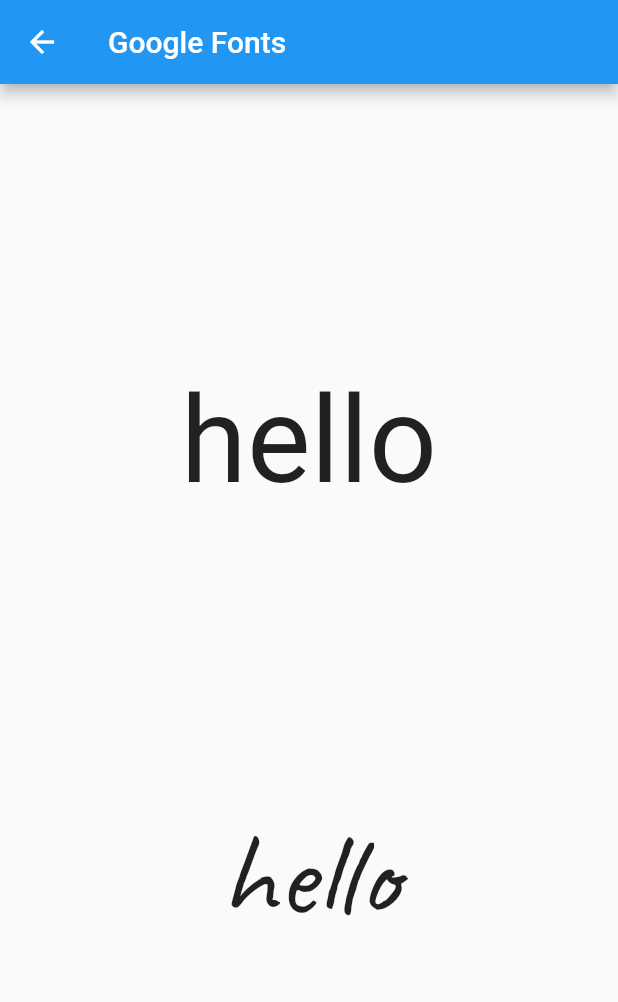
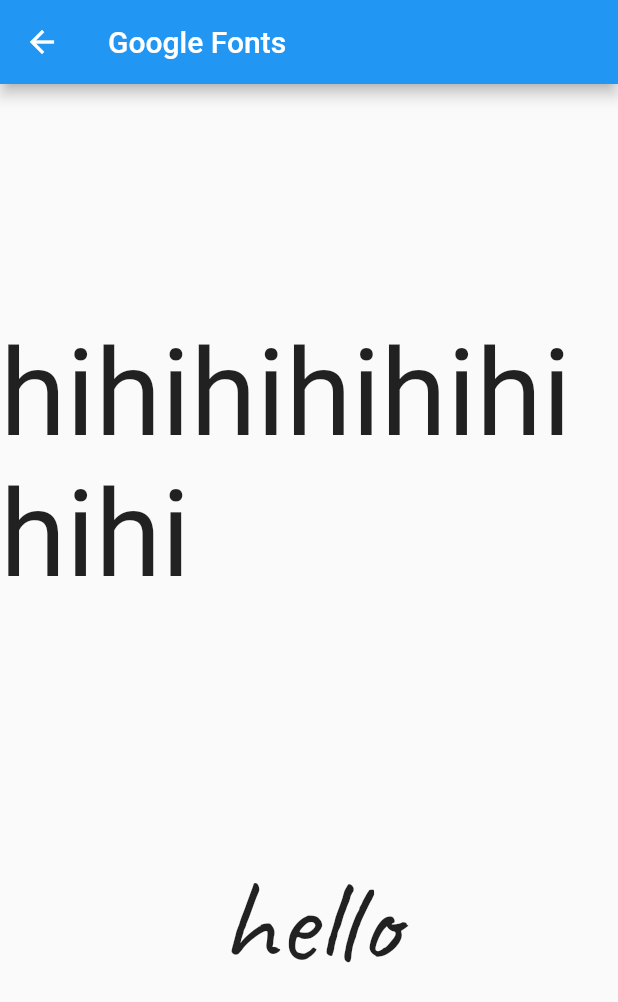
Before and after one commit to Dhruvvachheta1304/music_demo, a Flutter app: the temp screen opened directly, on a phone screen of 412 x 824 dp. Shown: the top 1002 px of the screen. Run offline on Flutter 3.47's test engine with Material 2 defaults, Android fonts, the phone set to English and light mode, and no system bars; our stand-ins replace google_fonts; network calls fail.

Commit message:
Initial commit second commit on git

```diff
--- a/lib/temp.dart
+++ b/lib/temp.dart
@@ -20,7 +20,7 @@ class _tempState extends State<temp> {
           mainAxisAlignment: MainAxisAlignment.spaceEvenly,
           children: [
             Text(
-              "hello",
+              "hihihihihihihihi",
               style: TextStyle(
                 fontSize: 80,
               ),
```
